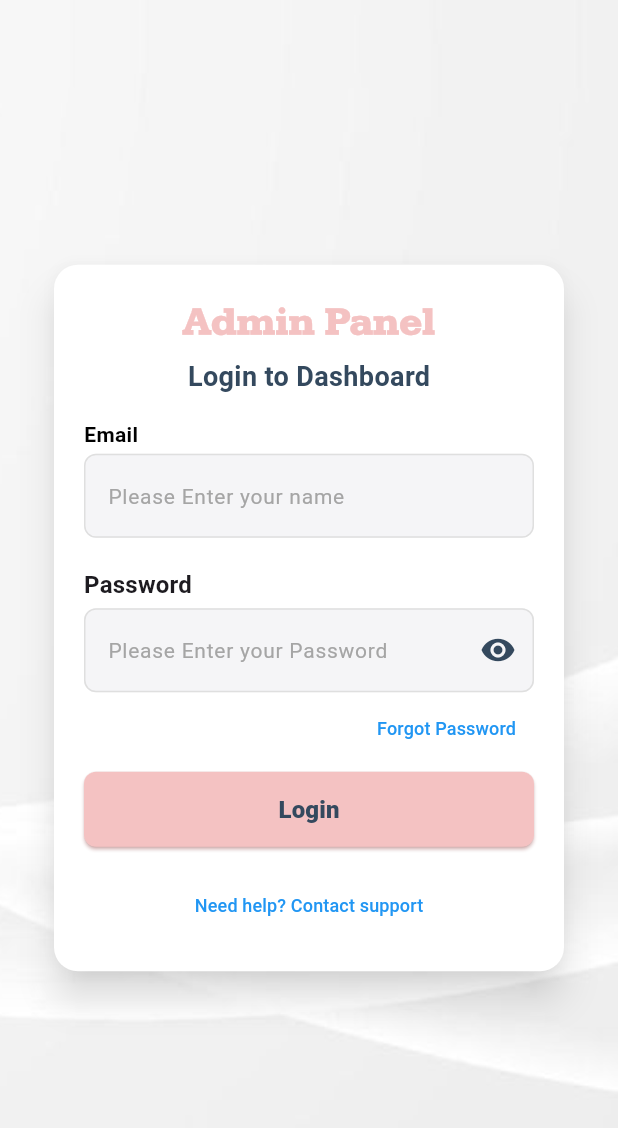
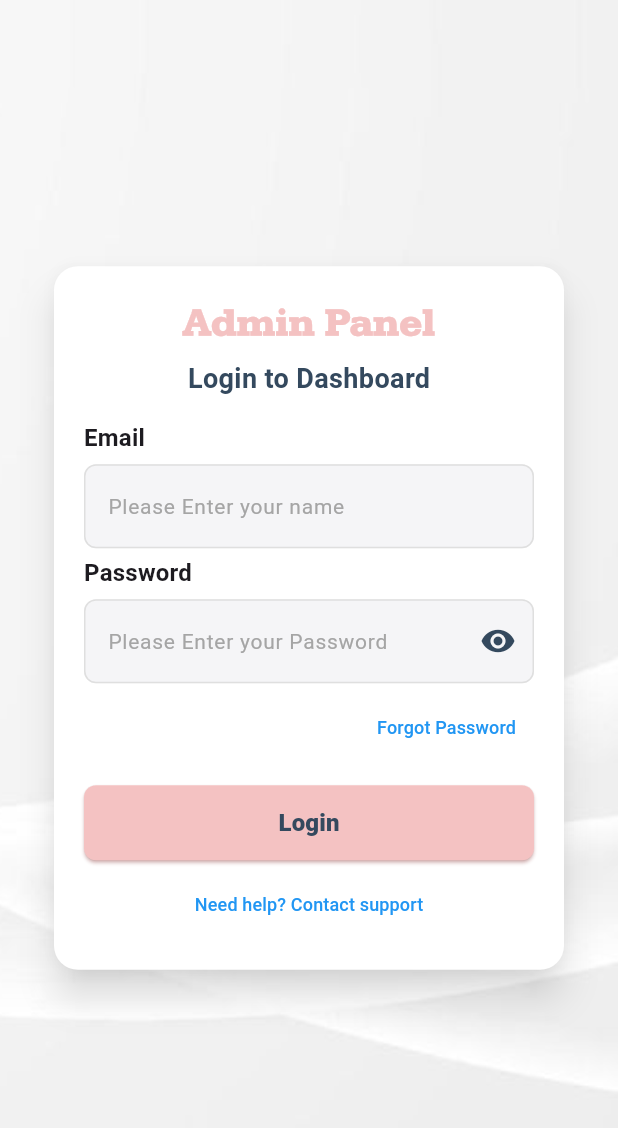
Before and after one commit to VarunDevFD/wr_admin, a Flutter app: the screen it shows after launch, on a phone screen of 412 x 824 dp. Shown: the top 1128 px of the screen. Run offline on Flutter 3.47's test engine with Material 3 defaults, Android fonts, the phone set to English and light mode, and no system bars.

Commit message:
Login Screen UI changes

```diff
--- a/wr_admin/lib/entry_screen.dart
+++ /dev/null
@@ -1,149 +0,0 @@
-import 'package:flutter/material.dart';
-import 'package:wr_admin/theme/app_theme.dart';
-import 'package:wr_admin/widgets/login_input_field.dart';
-
-class SplashScreen extends StatelessWidget {
-  const SplashScreen({super.key});
-
-  @override
-  Widget build(BuildContext context) {
-    return Scaffold(
-      body: Container(
-        decoration: BoxDecoration(
-          image: DecorationImage(
-            image: AssetImage("assets/images/splash_bg.jpg"),
-            fit: BoxFit.cover,
-          ),
-        ),
-        child: Center(
-          child: Card(
-            color: AppTheme.lightTheme.scaffoldBackgroundColor,
-            elevation: 10.0,
-            shape:
-                RoundedRectangleBorder(borderRadius: BorderRadius.circular(16)),
-            shadowColor: const Color.fromARGB(255, 0, 0, 0).withOpacity(0.6),
-            child: Container(
-              margin: EdgeInsets.all(20),
-              width: 300,
-              child: Column(
-                mainAxisAlignment: MainAxisAlignment.center,
-                crossAxisAlignment: CrossAxisAlignment.start,
-                mainAxisSize: MainAxisSize.min,
-                children: [
-                  Align(
-                    alignment: Alignment.center,
-                    child: Text(
-                      "Admin Panel",
-                      style: TextStyle(
-                        fontFamily: 'Kameron-VariableFont',
-                        fontSize: 26,
-                        fontWeight: FontWeight.w900,
-                        color: AppTheme.lightTheme.primaryColor,
-                      ),
-                    ),
-                  ),
-                  SizedBox(height: 5),
-                  Align(
-                    alignment: Alignment.center,
-                    child: Text(
-                      "Login to Dashboard",
-                      style: TextStyle(
-                        fontSize: 18,
-                        fontWeight: FontWeight.w700,
-                        color: AppTheme.secondaryColor,
-                      ),
-                    ),
-                  ),
-                  SizedBox(height: 15),
-                  Text("Email", style: TextStyle(fontWeight: FontWeight.w700)),
-                  SizedBox(height: 3),
-                  LoginInputField(
-                    hintText: "Please Enter your name",
-                  ),
-                  SizedBox(height: 20),
-                  Text("Password",
-                      style: Theme.of(context).textTheme.titleMedium),
-                  SizedBox(height: 3),
-                  LoginInputField(
-                    hintText: "Please Enter your Password",
-                    obscureText: true,
-                    icon: true,
-                    validator: (value) => value == null || value.isEmpty
-                        ? "Enter password"
-                        : null,
-                  ),
-                  Align(
-                    alignment: Alignment.centerRight,
-                    child: TextButton(
-                      style: TextButton.styleFrom(
-                        foregroundColor: AppTheme.secondaryColor,
-                        overlayColor: const Color.fromARGB(255, 172, 209, 237)
-                            .withOpacity(0.1),
-                        // overlayColor: Colors.transparent,
-                      ),
-                      onPressed: () {},
-                      child: Text(
-                        'Forgot Password',
-                        style: TextStyle(
-                          fontSize: 12,
-                          fontWeight: FontWeight.w500,
-                          color: Colors.blue,
-                        ),
-                      ),
-                    ),
-                  ),
-                  SizedBox(height: 5),
-                  Align(
-                    alignment: Alignment.center,
-                    widthFactor: 8,
-                    child: ElevatedButton(
-                      style: ElevatedButton.styleFrom(
-                        backgroundColor: AppTheme.lightTheme.primaryColor,
-                        foregroundColor: AppTheme.primaryShadowColor,
-                        shadowColor: AppTheme.primaryShadowColor,
-                        minimumSize: Size(500, 50),
-                        shape: RoundedRectangleBorder(
-                          borderRadius: BorderRadius.circular(8),
-                        ),
-                      ),
-                      onPressed: () {},
-                      child: Text(
-                        'Login',
-                        style: TextStyle(
-                          color: AppTheme.secondaryColor,
-                          fontSize: 16,
-                          fontWeight: FontWeight.w900,
-                        ),
-                      ),
-                    ),
-                  ),
-                  SizedBox(height: 15),
-                  Align(
-                    alignment: Alignment.center,
-                    child: TextButton(
-                      style: TextButton.styleFrom(
-                        foregroundColor: AppTheme.secondaryColor,
-                        overlayColor: const Color.fromARGB(255, 172, 209, 237)
-                            .withOpacity(0.1),
-                        // overlayColor: Colors.transparent,
-                      ),
-                      onPressed: () {},
-                      child: Text(
-                        'Need help? Contact support',
-                        style: TextStyle(
-                          fontSize: 12,
-                          fontWeight: FontWeight.w500,
-                          color: Colors.blue,
-                        ),
-                      ),
-                    ),
-                  ),
-                ],
-              ),
-            ),
-          ),
-        ),
-      ),
-    );
-  }
-}
--- a/wr_admin/lib/my_app.dart
+++ b/wr_admin/lib/my_app.dart
@@ -1,5 +1,5 @@
 import 'package:flutter/material.dart';
-import 'package:wr_admin/entry_screen.dart';
+import 'package:wr_admin/screens/entry/entry_screen.dart';
 import 'package:wr_admin/theme/app_theme.dart';
 
 class MyApp extends StatelessWidget {
@@ -9,15 +9,9 @@ class MyApp extends StatelessWidget {
   Widget build(BuildContext context) {
     return MaterialApp(
       title: 'Flutter Demo',
-      // theme: ThemeData(
-      //   colorScheme: ColorScheme.fromSeed(seedColor: Colors.deepPurple),
-      //   useMaterial3: true,
-      //   // fontFamily: 'Pixellettersfull',
-
-      // ),
       theme: AppTheme.lightTheme,
       debugShowCheckedModeBanner: false,
-      home: SplashScreen(),
+      home: LoginScreen(),
     );
   }
 }
--- /dev/null
+++ b/wr_admin/lib/screens/entry/entry_screen.dart
@@ -0,0 +1,23 @@
+import 'package:flutter/material.dart';
+import 'package:wr_admin/screens/entry/widgets/card_widget.dart';
+
+class LoginScreen extends StatelessWidget {
+  const LoginScreen({super.key});
+
+  @override
+  Widget build(BuildContext context) {
+    return Scaffold(
+      body: Container(
+        decoration: BoxDecoration(
+          image: DecorationImage(
+            image: AssetImage("assets/images/splash_bg.jpg"),
+            fit: BoxFit.cover,
+          ),
+        ),
+        child: Center(
+          child: LoginCardWidget(),
+        ),
+      ),
+    );
+  }
+}
--- /dev/null
+++ b/wr_admin/lib/screens/entry/widgets/card_widget.dart
@@ -0,0 +1,126 @@
+import 'package:flutter/material.dart';
+import 'package:wr_admin/theme/app_theme.dart';
+import 'package:wr_admin/widgets/login_input_field.dart';
+
+class LoginCardWidget extends StatelessWidget {
+  const LoginCardWidget({super.key});
+
+  @override
+  Widget build(BuildContext context) {
+    return Card(
+      color: AppTheme.lightTheme.scaffoldBackgroundColor,
+      elevation: 10.0,
+      shape: RoundedRectangleBorder(borderRadius: BorderRadius.circular(16)),
+      shadowColor: const Color.fromARGB(255, 0, 0, 0).withValues(alpha: 0.6),
+      child: Container(
+        margin: EdgeInsets.all(20),
+        width: 300,
+        child: Column(
+          spacing: 5,
+          mainAxisAlignment: MainAxisAlignment.center,
+          crossAxisAlignment: CrossAxisAlignment.start,
+          mainAxisSize: MainAxisSize.min,
+          children: [
+            Align(
+              alignment: Alignment.center,
+              child: Text(
+                "Admin Panel",
+                style: TextStyle(
+                  fontFamily: 'Kameron-VariableFont',
+                  fontSize: 26,
+                  fontWeight: FontWeight.w900,
+                  color: AppTheme.lightTheme.primaryColor,
+                ),
+              ),
+            ),
+            Align(
+              alignment: Alignment.center,
+              child: Text(
+                "Login to Dashboard",
+                style: TextStyle(
+                  fontSize: 18,
+                  fontWeight: FontWeight.w700,
+                  color: AppTheme.secondaryColor,
+                ),
+              ),
+            ),
+            SizedBox(height: 5),
+            Text("Email", style: Theme.of(context).textTheme.titleMedium),
+            LoginInputField(hintText: "Please Enter your name"),
+            Text("Password", style: Theme.of(context).textTheme.titleMedium),
+            LoginInputField(
+              hintText: "Please Enter your Password",
+              obscureText: true,
+              icon: true,
+              validator: (value) =>
+                  value == null || value.isEmpty ? "Enter password" : null,
+            ),
+            Align(
+              alignment: Alignment.centerRight,
+              child: TextButton(
+                style: TextButton.styleFrom(
+                  foregroundColor: AppTheme.secondaryColor,
+                  overlayColor: const Color.fromARGB(255, 172, 209, 237)
+                      .withValues(alpha: 0.1),
+                ),
+                onPressed: () {},
+                child: Text(
+                  'Forgot Password',
+                  style: TextStyle(
+                    fontSize: 12,
+                    fontWeight: FontWeight.w500,
+                    color: Colors.blue,
+                  ),
+                ),
+              ),
+            ),
+            SizedBox(height: 5),
+            Align(
+              alignment: Alignment.center,
+              widthFactor: 8,
+              child: ElevatedButton(
+                style: ElevatedButton.styleFrom(
+                  backgroundColor: AppTheme.lightTheme.primaryColor,
+                  foregroundColor: AppTheme.primaryShadowColor,
+                  shadowColor: AppTheme.primaryShadowColor,
+                  minimumSize: Size(500, 50),
+                  shape: RoundedRectangleBorder(
+                    borderRadius: BorderRadius.circular(8),
+                  ),
+                ),
+                onPressed: () {},
+                child: Text(
+                  'Login',
+                  style: TextStyle(
+                    color: AppTheme.secondaryColor,
+                    fontSize: 16,
+                    fontWeight: FontWeight.w900,
+                  ),
+                ),
+              ),
+            ),
+            Align(
+              alignment: Alignment.center,
+              child: TextButton(
+                style: TextButton.styleFrom(
+                  foregroundColor: AppTheme.secondaryColor,
+                  overlayColor: const Color.fromARGB(255, 172, 209, 237)
+                      .withValues(alpha: 0.1),
+                ),
+                onPressed: () {},
+                child: Text(
+                  'Need help? Contact support',
+                  style: TextStyle(
+                    fontSize: 12,
+                    fontWeight: FontWeight.w500,
+                    color: Colors.blue,
+                  ),
+                ),
+              ),
+            ),
+          ],
+        ),
+      ),
+    );
+  }
+}
```
